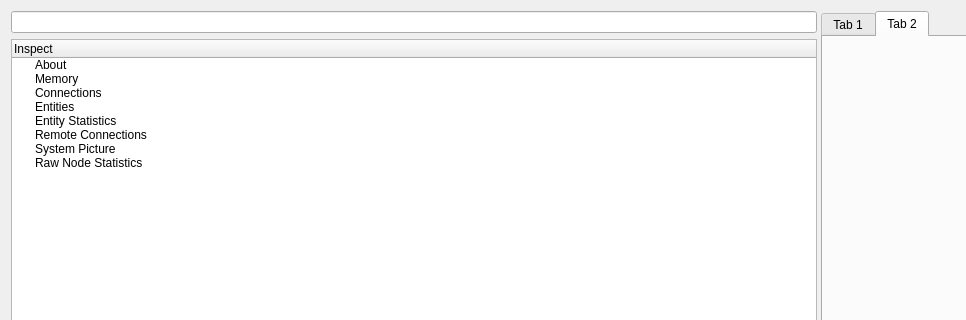
Qt form src/dose/dose_dobexplorer.ss/src/dosemon.ui (SafirSDK/safir-sdk-core) before a commit; both pictures show x 0 to 966 and y 0 to 320 of the 1184 by 682 pixel window.
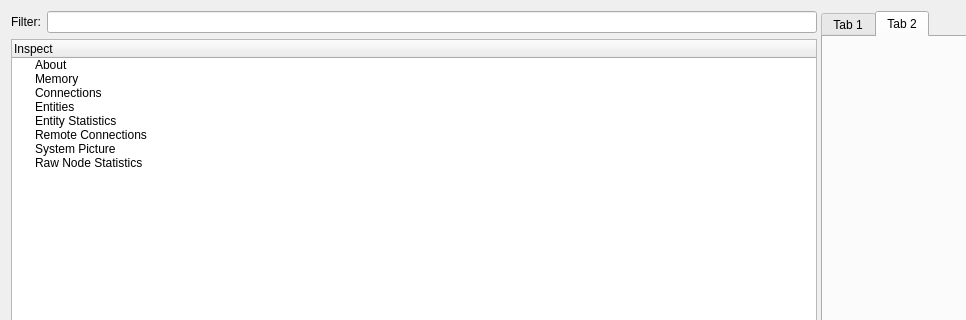
The same form after that commit. Icons and pictures are not drawn.

Commit message: Add a label in front of the filter edit box

Diff of the .ui file:
```diff
--- a/src/dose/dose_dobexplorer.ss/src/dosemon.ui
+++ b/src/dose/dose_dobexplorer.ss/src/dosemon.ui
@@ -26,11 +26,22 @@
      <widget class="QWidget" name="verticalLayoutWidget">
       <layout class="QVBoxLayout" name="verticalLayout">
        <item>
+        <layout class="QHBoxLayout" name="horizontalLayout_2">
+         <item>
+          <widget class="QLabel" name="label">
+           <property name="text">
+            <string>Filter:</string>
+           </property>
+          </widget>
+         </item>
+         <item>
         <widget class="QLineEdit" name="filterEdit">
          <property name="clearButtonEnabled">
           <bool>true</bool>
          </property>
         </widget>
+         </item>
+        </layout>
        </item>
        <item>
         <widget class="QTreeWidget" name="treeWidget">
```
Lines whose indentation alone changed are shown as unchanged.
